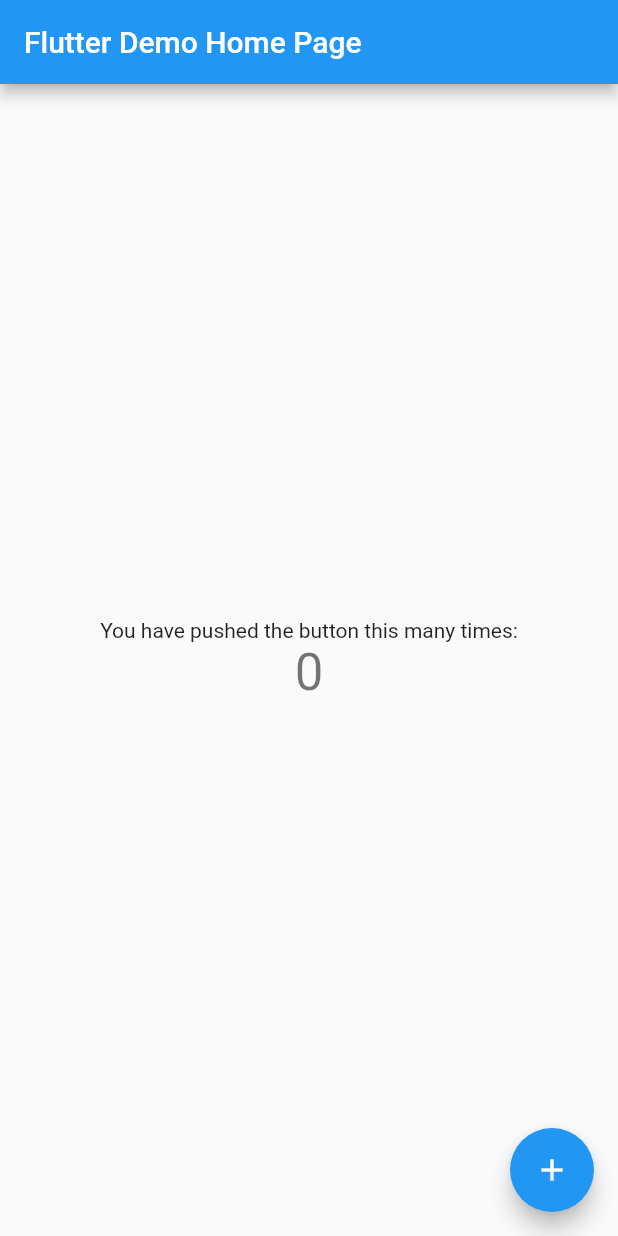
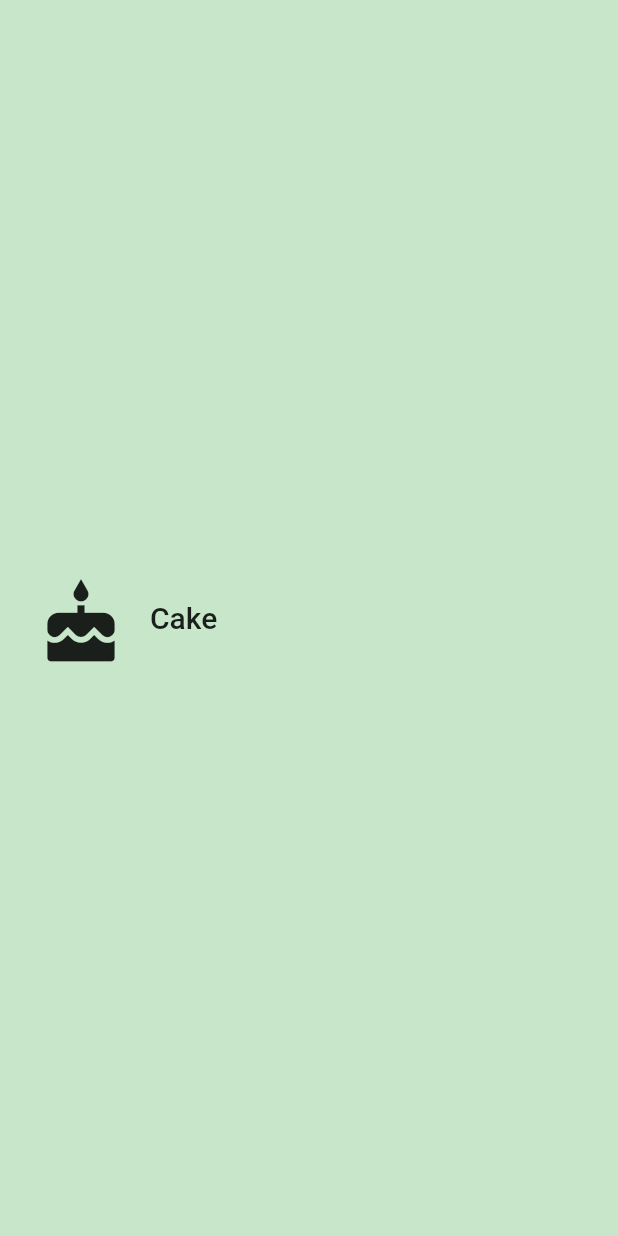
Before and after one commit to unangity/unit_converter, a Flutter app: the screen it shows after launch, on a phone screen of 412 x 824 dp. Run offline on Flutter 3.47's test engine with Material 2 defaults, Android fonts, the phone set to English and light mode, and no system bars.

Commit message:
category implemented

```diff
--- /dev/null
+++ b/lib/category.dart
@@ -0,0 +1,94 @@
+//Copyright 2018 The Chromium Authors. All rights reserved.
+// Use of this source code is governed by a BSD-style license that can be
+// found in the LICENSE file.
+
+// To keep your imports tidy, follow the ordering guidelines at
+// https://www.dartlang.org/guides/language/effective-dart/style#ordering
+import 'package:flutter/material.dart';
+// @required is defined in the meta.dart package
+import 'package:meta/meta.dart';
+
+// We use an underscore to indicate that these variables are private.
+// See https://www.dartlang.org/guides/language/effective-dart/design#libraries
+final _rowHeight = 100.0;
+final _borderRadius = BorderRadius.circular(_rowHeight / 2);
+
+/// A custom [Category] widget.
+///
+/// The widget is composed on an [Icon] and [Text]. Tapping on the widget shows
+/// a colored [InkWell] animation.
+class Category extends StatelessWidget {
+  final String name;
+  final ColorSwatch color;
+  final IconData iconLocation;
+
+  /// Creates a [Category].
+  ///
+  /// A [Category] saves the name of the Category (e.g. 'Length'), its color for
+  /// the UI, and the icon that represents it (e.g. a ruler).
+  // While the @required checks for whether a named parameter is passed in,
+  // it doesn't check whether the object passed in is null. We check that
+  // in the assert statement.
+  const Category({
+    Key key,
+    @required this.name,
+    @required this.color,
+    @required this.iconLocation,
+  })  : assert(name != null),
+        assert(color != null),
+        assert(iconLocation != null),
+        super(key: key);
+
+  /// Builds a custom widget that shows [Category] information.
+  ///
+  /// This information includes the icon, name, and color for the [Category].
+  @override
+  // This `context` parameter describes the location of this widget in the
+  // widget tree. It can be used for obtaining Theme data from the nearest
+  // Theme ancestor in the tree. Below, we obtain the display1 text theme.
+  // See https://docs.flutter.io/flutter/material/Theme-class.html
+  Widget build(BuildContext context) {
+    return Material(
+      color: Colors.transparent,
+      child: Container(
+        height: _rowHeight,
+        child: InkWell(
+          borderRadius: _borderRadius,
+          highlightColor: color,
+          splashColor: color,
+          // We can use either the () => function() or the () { function(); }
+          // syntax.
+          onTap: () {
+            print('I was tapped!');
+          },
+          child: Padding(
+            padding: EdgeInsets.all(8.0),
+            child: Row(
+              crossAxisAlignment: CrossAxisAlignment.stretch,
+              // There are two ways to denote a list: `[]` and `List()`.
+              // Prefer to use the literal syntax, i.e. `[]`, instead of `List()`.
+              // You can add the type argument if you'd like, i.e. <Widget>[].
+              // See https://www.dartlang.org/guides/language/effective-dart/usage#do-use-collection-literals-when-possible
+              children: [
+                Padding(
+                  padding: EdgeInsets.all(16.0),
+                  child: Icon(
+                    iconLocation,
+                    size: 60.0,
+                  ),
+                ),
+                Center(
+                  child: Text(
+                    name,
+                    textAlign: TextAlign.center,
+                    style: Theme.of(context).textTheme.headline6,
+                  ),
+                ),
+              ],
+            ),
+          ),
+        ),
+      ),
+    );
+  }
+}
--- a/lib/main.dart
+++ b/lib/main.dart
@@ -1,117 +1,44 @@
+// Copyright 2018 The Chromium Authors. All rights reserved.
+// Use of this source code is governed by a BSD-style license that can be
+// found in the LICENSE file.
+
+// You can read about packages here: https://flutter.io/using-packages/
 import 'package:flutter/material.dart';
 
+// You can use a relative import, i.e. `import 'category.dart';` or
+// a package import, as shown below.
+// More details at http://dart-lang.github.io/linter/lints/avoid_relative_lib_imports.html
+import 'category.dart';
+
+// TODO: Pass this information into your custom [Category] widget
+const _categoryName = 'Cake';
+const _categoryIcon = Icons.cake;
+const _categoryColor = Colors.green;
+
+/// The function that is called when main.dart is run.
 void main() {
-  runApp(MyApp());
+  runApp(UnitConverterApp());
 }
 
-class MyApp extends StatelessWidget {
-  // This widget is the root of your application.
+/// This widget is the root of our application.
+/// Currently, we just show one widget in our app.
+class UnitConverterApp extends StatelessWidget {
   @override
   Widget build(BuildContext context) {
     return MaterialApp(
-      title: 'Flutter Demo',
-      theme: ThemeData(
-        // This is the theme of your application.
-        //
-        // Try running your application with "flutter run". You'll see the
-        // application has a blue toolbar. Then, without quitting the app, try
-        // changing the primarySwatch below to Colors.green and then invoke
-        // "hot reload" (press "r" in the console where you ran "flutter run",
-        // or simply save your changes to "hot reload" in a Flutter IDE).
-        // Notice that the counter didn't reset back to zero; the application
-        // is not restarted.
-        primarySwatch: Colors.blue,
-        // This makes the visual density adapt to the platform that you run
-        // the app on. For desktop platforms, the controls will be smaller and
-        // closer together (more dense) than on mobile platforms.
-        visualDensity: VisualDensity.adaptivePlatformDensity,
+      debugShowCheckedModeBanner: false,
+      title: 'Unit Converter',
+      home: Scaffold(
+        backgroundColor: Colors.green[100],
+        body: Center(
+          // TODO: Determine what properties you'll need to pass into the widget
+          child: Category(
+            name: _categoryName,
+            color: _categoryColor,
+            iconLocation: _categoryIcon,
+          ),
+        ),
       ),
-      home: MyHomePage(title: 'Flutter Demo Home Page'),
     );
   }
 }
-
-class MyHomePage extends StatefulWidget {
-  MyHomePage({Key key, this.title}) : super(key: key);
-
-  // This widget is the home page of your application. It is stateful, meaning
-  // that it has a State object (defined below) that contains fields that affect
-  // how it looks.
-
-  // This class is the configuration for the state. It holds the values (in this
-  // case the title) provided by the parent (in this case the App widget) and
-  // used by the build method of the State. Fields in a Widget subclass are
-  // always marked "final".
-
-  final String title;
-
-  @override
-  _MyHomePageState createState() => _MyHomePageState();
-}
-
-class _MyHomePageState extends State<MyHomePage> {
-  int _counter = 0;
-
-  void _incrementCounter() {
-    setState(() {
-      // This call to setState tells the Flutter framework that something has
-      // changed in this State, which causes it to rerun the build method below
-      // so that the display can reflect the updated values. If we changed
-      // _counter without calling setState(), then the build method would not be
-      // called again, and so nothing would appear to happen.
-      _counter++;
-    });
-  }
-
-  @override
-  Widget build(BuildContext context) {
-    // This method is rerun every time setState is called, for instance as done
-    // by the _incrementCounter method above.
-    //
-    // The Flutter framework has been optimized to make rerunning build methods
-    // fast, so that you can just rebuild anything that needs updating rather
-    // than having to individually change instances of widgets.
-    return Scaffold(
-      appBar: AppBar(
-        // Here we take the value from the MyHomePage object that was created by
-        // the App.build method, and use it to set our appbar title.
-        title: Text(widget.title),
-      ),
-      body: Center(
-        // Center is a layout widget. It takes a single child and positions it
-        // in the middle of the parent.
-        child: Column(
-          // Column is also a layout widget. It takes a list of children and
-          // arranges them vertically. By default, it sizes itself to fit its
-          // children horizontally, and tries to be as tall as its parent.
-          //
-          // Invoke "debug painting" (press "p" in the console, choose the
-          // "Toggle Debug Paint" action from the Flutter Inspector in Android
-          // Studio, or the "Toggle Debug Paint" command in Visual Studio Code)
-          // to see the wireframe for each widget.
-          //
-          // Column has various properties to control how it sizes itself and
-          // how it positions its children. Here we use mainAxisAlignment to
-          // center the children vertically; the main axis here is the vertical
-          // axis because Columns are vertical (the cross axis would be
-          // horizontal).
-          mainAxisAlignment: MainAxisAlignment.center,
-          children: <Widget>[
-            Text(
-              'You have pushed the button this many times:',
-            ),
-            Text(
-              '$_counter',
-              style: Theme.of(context).textTheme.headline4,
-            ),
-          ],
-        ),
-      ),
-      floatingActionButton: FloatingActionButton(
-        onPressed: _incrementCounter,
-        tooltip: 'Increment',
-        child: Icon(Icons.add),
-      ), // This trailing comma makes auto-formatting nicer for build methods.
-    );
-  }
-}
--- a/pubspec.yaml
+++ b/pubspec.yaml
@@ -3,7 +3,7 @@ description: A new Flutter project.
 
 # The following line prevents the package from being accidentally published to
 # pub.dev using `pub publish`. This is preferred for private packages.
-publish_to: 'none' # Remove this line if you wish to publish to pub.dev
+publish_to: "none" # Remove this line if you wish to publish to pub.dev
 
 # The following defines the version and build number for your application.
 # A version number is three numbers separated by dots, like 1.2.43
@@ -24,7 +24,6 @@ dependencies:
   flutter:
     sdk: flutter
 
-
   # The following adds the Cupertino Icons font to your application.
   # Use with the CupertinoIcons class for iOS style icons.
   cupertino_icons: ^1.0.0
@@ -38,7 +37,6 @@ dev_dependencies:
 
 # The following section is specific to Flutter.
 flutter:
-
   # The following line ensures that the Material Icons font is
   # included with your application, so that you can use the icons in
   # the material Icons class.
```
Also changed, not shown: 2 other files.
